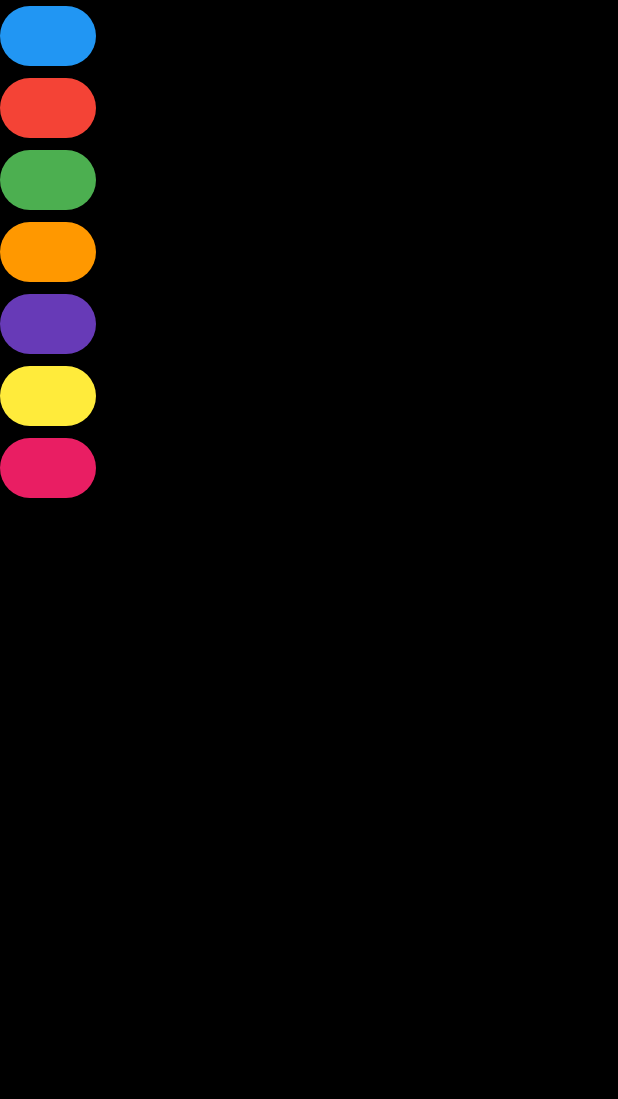
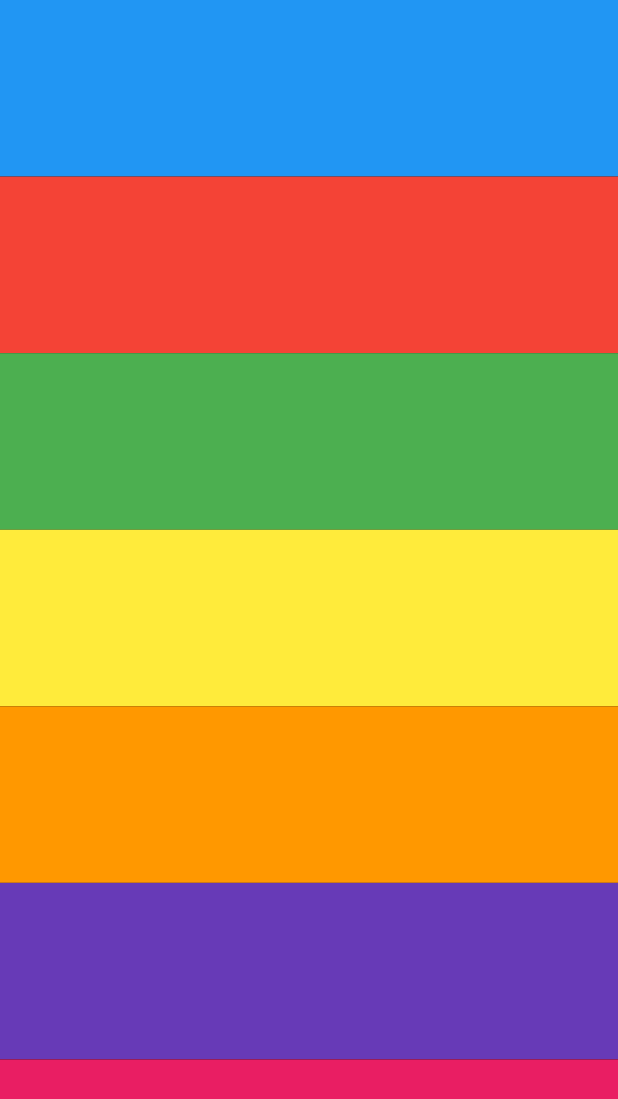
Before and after one commit to aksharasunny1720-sketch/Xylophone, a Flutter app: the screen it shows after launch, on a phone screen of 412 x 824 dp. Shown: the top 1099 px of the screen. Run offline on Flutter 3.47's test engine with Material 3 defaults, Android fonts, the phone set to English and light mode, and no system bars.

Commit message:
display completed

```diff
--- a/lib/main.dart
+++ b/lib/main.dart
@@ -15,69 +15,112 @@ class XylophoneApp extends StatelessWidget {
         body:SafeArea(
           child: Container(
             child: Column(
+              crossAxisAlignment: CrossAxisAlignment.stretch,
               children: [
-                TextButton(
+                Expanded(
+                  child: TextButton(
                     style: TextButton.styleFrom(
                       backgroundColor: Colors.blue,
+                      shape: RoundedRectangleBorder(
+                        borderRadius: BorderRadius.zero, // removes round corners
+                      ),
+                      padding: EdgeInsets.zero, // removes inner spacing
                     ),
                     onPressed: () {
 
                     },
                     child: Text(''),
                                 ),
-                TextButton(
+                ),
+                Expanded(
+                  child: TextButton(
                     style: TextButton.styleFrom(
                       backgroundColor: Colors.red,
+                      shape: RoundedRectangleBorder(
+                        borderRadius: BorderRadius.zero, // removes round corners
+                      ),
+                      padding: EdgeInsets.zero, // removes inner spacing
                     ),
                     onPressed: () {
 
                     },
                     child: Text(''),
                   ),
-                TextButton(
+                ),
+                Expanded(
+                  child: TextButton(
                     style: TextButton.styleFrom(
                       backgroundColor: Colors.green,
+                      shape: RoundedRectangleBorder(
+                        borderRadius: BorderRadius.zero, // removes round corners
+                      ),
+                      padding: EdgeInsets.zero, // removes inner spacing
                     ),
                     onPressed: () {
 
                     },
                     child: Text(''),
                   ),
-                TextButton(
+                ),
+                Expanded(
+                  child: TextButton(
                     style: TextButton.styleFrom(
-                    backgroundColor: Colors.orange,
+                      backgroundColor: Colors.yellow,
+                      shape: RoundedRectangleBorder(
+                        borderRadius: BorderRadius.zero, // removes round corners
+                      ),
+                      padding: EdgeInsets.zero, // removes inner spacing
                     ),
                     onPressed: () {
 
                     },
                     child: Text(''),
                   ),
-                TextButton(
+                ),
+                Expanded(
+                  child: TextButton(
                     style: TextButton.styleFrom(
-                    backgroundColor: Colors.deepPurple,
+                      backgroundColor: Colors.orange,
+                      shape: RoundedRectangleBorder(
+                        borderRadius: BorderRadius.zero, // removes round corners
+                      ),
+                      padding: EdgeInsets.zero, // removes inner spacing
                     ),
                     onPressed: () {
 
                     },
                     child: Text(''),
                   ),
-                TextButton(
+                ),
+                Expanded(
+                  child: TextButton(
                     style: TextButton.styleFrom(
-                    backgroundColor: Colors.yellow,
+                      backgroundColor: Colors.deepPurple,
+                      shape: RoundedRectangleBorder(
+                        borderRadius: BorderRadius.zero, // removes round corners
+                      ),
+                      padding: EdgeInsets.zero, // removes inner spacing
                     ),
                     onPressed: () {
 
                     },
                     child: Text(''),
                   ),
-                TextButton(
+                ),
+                Expanded(
+                  child: TextButton(
                     style: TextButton.styleFrom(
                       backgroundColor: Colors.pink,
+                      shape: RoundedRectangleBorder(
+                        borderRadius: BorderRadius.zero, // removes round corners
+                      ),
+                      padding: EdgeInsets.zero, // removes inner spacing
                     ),
                     onPressed: () {
 
                     },
                     child: Text(''),
+                  ),
                 ),
               ],
             ),
```
Lines whose indentation alone changed are shown as unchanged.
